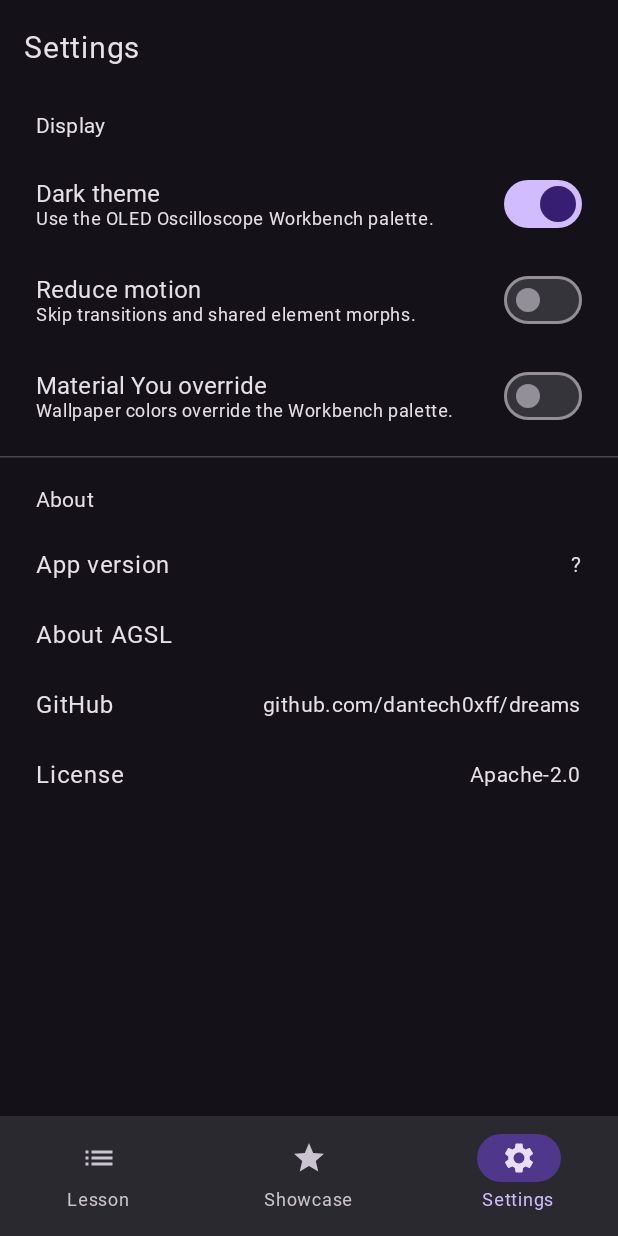
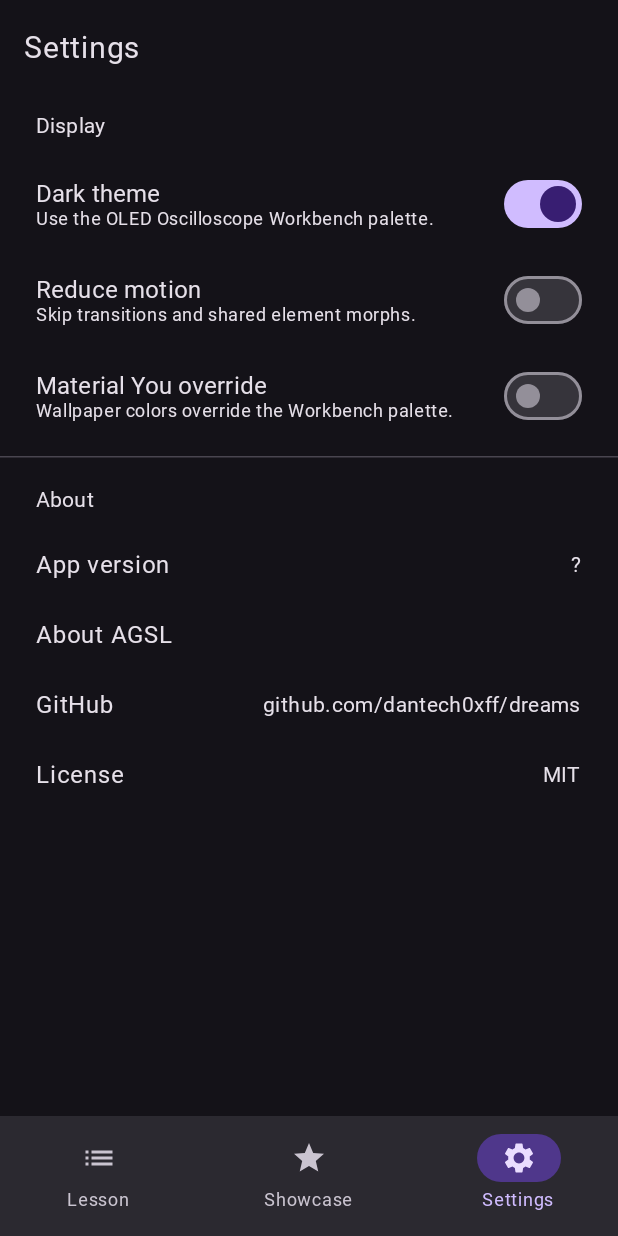
Before and after one commit to dantech0xff/dreams, an Android app built with Jetpack Compose: the composable TabsShell shown on its own in the app's theme, item 3 of the bottom bar chosen, on a phone screen of 412 x 824 dp. Run offline under Robolectric (Android 15) with nearby library versions, the phone set to English and light mode, and no system bars; Roboto replaces fonts that are not available here; 21 statements that could not run were skipped.

Commit message:
fix(lessons): repair Herringbone grout mask and rebuild Sierpinski as a true IFS
Rendering every lesson through the new catalog tooling exposed two shaders
whose output did not match their intent:

- Herringbone Tiles: the joint mask used `1.0 - smoothstep(...)`, which is 1
  across the whole cell interior, so the preview was grout-coloured with only
  pinpoints of wood at the corners. Inverting the mask gives wood tiles with
  thin grout lines as described in the learning notes.
- Sierpinski: the fold loop (abs, shift, abs, scale about the origin) never
  produced a gasket, only a handful of dots. Replaced with an explicit inverse
  IFS — pick the corner whose half-size copy contains the pixel, zoom into it
  (p = 2p - corner), repeat `depth` times, then evaluate one triangle SDF.
  Title becomes "Sierpinski Gasket"; id, controls and category are unchanged.

Also make the Settings screen report the project's actual license (MIT, see
LICENSE) instead of Apache-2.0.

Verified: ./gradlew test (32 tests) and :app:assembleDebug pass; both shaders
render as intended under the WebGL2 transpile.

Co-Authored-By: Claude Fable 5.1 <noreply@anthropic.com>
Claude-Session: https://claude.ai/code/session_01GHXosJ4sDLK76QRQVX6pbG

```diff
--- a/app/src/main/java/com/dantech/dreams/data/lesson/source/fractals/FractalsLessons.kt
+++ b/app/src/main/java/com/dantech/dreams/data/lesson/source/fractals/FractalsLessons.kt
@@ -136,8 +136,11 @@ object SierpinskiFold {
         uniform float2 resolution;
         uniform float time;
         uniform float depth;
-        // IFS-style fold: at each step, mirror p toward a triangle vertex and scale.
-        // Distance to triangle approximates Sierpinski-gasket SDF.
+        // Inverse IFS: the gasket is the union of three half-size copies of itself,
+        // one per corner. For each pixel, pick the corner whose copy contains it and
+        // zoom into that copy (p = 2p - corner). Every iteration doubles the detail;
+        // afterwards a single plain triangle SDF is all that is left to evaluate.
+        // Equilateral triangle, side 1, centered on the origin, apex up.
         float sdTri(float2 p) {
             const float k = 1.732;
             p.x = abs(p.x) - 0.5;
@@ -148,14 +151,17 @@ object SierpinskiFold {
         }
         half4 main(float2 fragCoord) {
             float2 p = (fragCoord - 0.5 * resolution) / resolution.y * 1.2;
+            p.y = -p.y;   // apex up: fragCoord grows downwards
             float s = 1.0;
             for (int i = 0; i < 8; i++) {
                 if (float(i) >= depth) break;
-                p = abs(p);
-                p.x -= 0.5 * s;
-                if (p.x < 0.0) p.x = -p.x;
+                // Corners: A (top), B (bottom-left), C (bottom-right). The top copy
+                // owns everything above the midline y = 0.144; below it the sign of
+                // x decides between the two bottom copies.
+                float2 corner = float2(0.0, 0.577);
+                if (p.y < 0.144) corner = (p.x < 0.0) ? float2(-0.5, -0.289) : float2(0.5, -0.289);
+                p = 2.0 * p - corner;
                 s *= 0.5;
-                p *= 2.0;
             }
             float d = sdTri(p) * s;
             float a = 1.0 - smoothstep(0.0, 0.005, d);
@@ -169,8 +175,8 @@ object SierpinskiFold {
     init {
         LessonRegistry.register(
             LessonModel(
-                id = id, title = "Sierpinski Fold", category = LessonCategory.FRACTALS, complexity = 5,
-                conceptIntro = "Iterated function systems: fold and scale space repeatedly, then evaluate one SDF — exact geometric self-similarity.",
+                id = id, title = "Sierpinski Gasket", category = LessonCategory.FRACTALS, complexity = 5,
+                conceptIntro = "Iterated function systems: zoom into the corner copy that contains the pixel, repeat, then evaluate one triangle SDF — exact geometric self-similarity.",
                 agslSource = SOURCE,
                 controls = persistentListOf(LessonControl.FloatRange("Depth", "depth", 1f, 8f, 5f)),
             )
--- a/app/src/main/java/com/dantech/dreams/data/lesson/source/patterns/HerringboneTiles.kt
+++ b/app/src/main/java/com/dantech/dreams/data/lesson/source/patterns/HerringboneTiles.kt
@@ -23,8 +23,8 @@ object HerringboneTiles {
             float stripe = abs(fract((p.x + p.y) * 3.0) - 0.5);
             float line = 1.0 - smoothstep(width, width + 0.035, stripe);
             float joint = max(
-                1.0 - smoothstep(0.46, 0.49, abs(cell.x)),
-                1.0 - smoothstep(0.46, 0.49, abs(cell.y))
+                smoothstep(0.46, 0.49, abs(cell.x)),
+                smoothstep(0.46, 0.49, abs(cell.y))
             );
             half3 grout = half3(0.04, 0.05, 0.08);
             half3 woodA = half3(0.92, 0.58, 0.25);
--- a/app/src/main/java/com/dantech/dreams/ui/feature/settings/SettingsScreen.kt
+++ b/app/src/main/java/com/dantech/dreams/ui/feature/settings/SettingsScreen.kt
@@ -89,7 +89,7 @@ fun SettingsScreen(
                     }
                 },
             )
-            LinkRow(title = "License", trailing = "Apache-2.0", onClick = { licenseOpen = true })
+            LinkRow(title = "License", trailing = "MIT", onClick = { licenseOpen = true })
 
             Spacer(Modifier.height(24.dp))
         }
@@ -129,7 +129,7 @@ private fun LicenseSheet(onDismiss: () -> Unit) {
             Text("License", style = MaterialTheme.typography.titleLarge)
             Spacer(Modifier.height(8.dp))
             Text(
-                "Apache-2.0 — see the LICENSE file in the repository for the full text.",
+                "MIT — see the LICENSE file in the repository for the full text.",
                 style = MaterialTheme.typography.bodyMedium,
             )
             Spacer(Modifier.height(16.dp))
```
